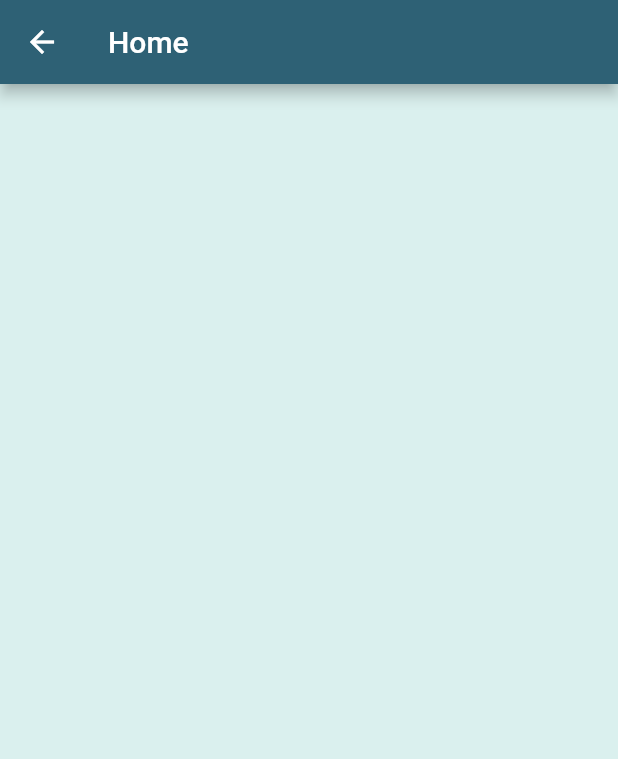
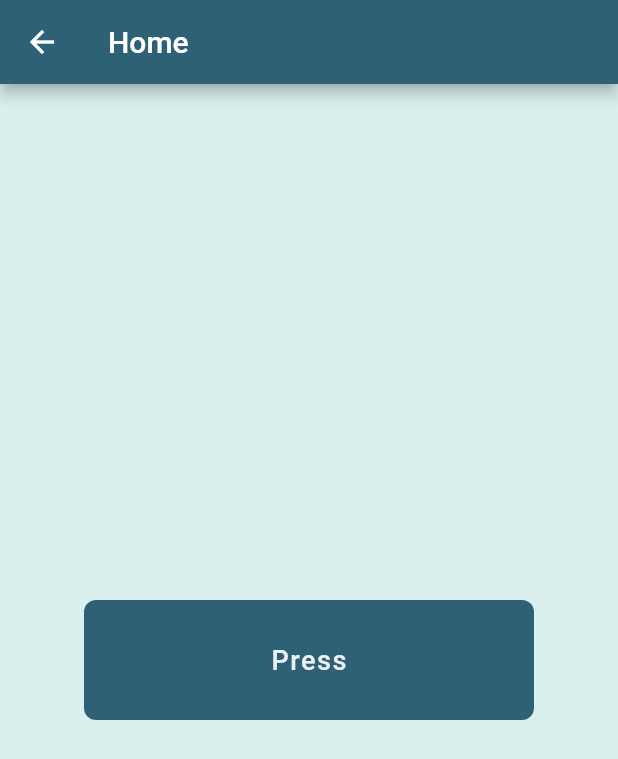
Before and after one commit to jla522/EZHacks2021, a Flutter app: the HomePage screen opened by its route, on a phone screen of 412 x 824 dp. Shown: the top 759 px of the screen. Run offline on Flutter 3.47's test engine with Material 2 defaults, Android fonts, the phone set to English and light mode, and no system bars; missing offline and left inert: arcore_flutter_plugin; statements that could not run were skipped.

Commit message:
Added tutorial AR stuff

```diff
--- a/ezhacks_app/lib/homePage.dart
+++ b/ezhacks_app/lib/homePage.dart
@@ -16,11 +16,38 @@ class _HomePageState extends State<HomePage> {
         title: const Text('Home'),
         backgroundColor: Color(0xFF2E6175),
       ),
-      body: Center(
-        child: Container(
-          width: MediaQuery.of(context).size.width,
-          height: MediaQuery.of(context).size.height,
-          color: Color(0xFFDAF0EE),
+      body: Container(
+        width: MediaQuery.of(context).size.width,
+        height: MediaQuery.of(context).size.height,
+        color: Color(0xFFDAF0EE),
+        child: Column(
+          children: <Widget>[
+            Spacer(flex: 1),
+            Container(
+              width: 300,
+              height: 80,
+              decoration: new BoxDecoration(
+                color: Color(0xFF2E6175), //.withOpacity(0.2),
+                borderRadius: new BorderRadius.all(Radius.circular(8.0)),
+              ),
+              child: TextButton(
+                child: Text(
+                  'Press',
+                  style: TextStyle(
+                    letterSpacing: 1,
+                    fontSize: 18,
+                    fontWeight: FontWeight.w500,
+                    color: Colors.white.withOpacity(0.9),
+                  ),
+                ),
+                clipBehavior: Clip.none,
+                onPressed: () {
+                  Navigator.pushNamed(context, '/ar');
+                },
+              ),
+            ),
+            Spacer(flex: 1),
+          ],
         ),
       ),
     );
--- a/ezhacks_app/lib/main.dart
+++ b/ezhacks_app/lib/main.dart
@@ -4,6 +4,7 @@ import 'package:flutter/services.dart';
 
 import 'loginPage.dart';
 import 'homePage.dart';
+import 'ARDemo.dart';
 
 void main() {
   Paint.enableDithering = true;
@@ -31,6 +32,7 @@ class MyApp extends StatelessWidget {
       routes: {
         '/': (context) => LoginPage(),
         '/home': (context) => HomePage(),
+        '/ar': (context) => ARPage(),
       },
     );
   }
--- a/ezhacks_app/pubspec.yaml
+++ b/ezhacks_app/pubspec.yaml
@@ -32,6 +32,7 @@ dependencies:
 dev_dependencies:
   flutter_test:
     sdk: flutter
+  arcore_flutter_plugin: ^0.0.3
 
 # For information on the generic Dart part of this file, see the
 # following page: https://dart.dev/tools/pub/pubspec
```
Also changed, not shown: ezhacks_app/lib/ARDemo.dart (added, +71 -0 lines), ezhacks_app/lib/ARPage.dart (added, +86 -0 lines), ezhacks_app/pubspec.lock, 2 other files.
